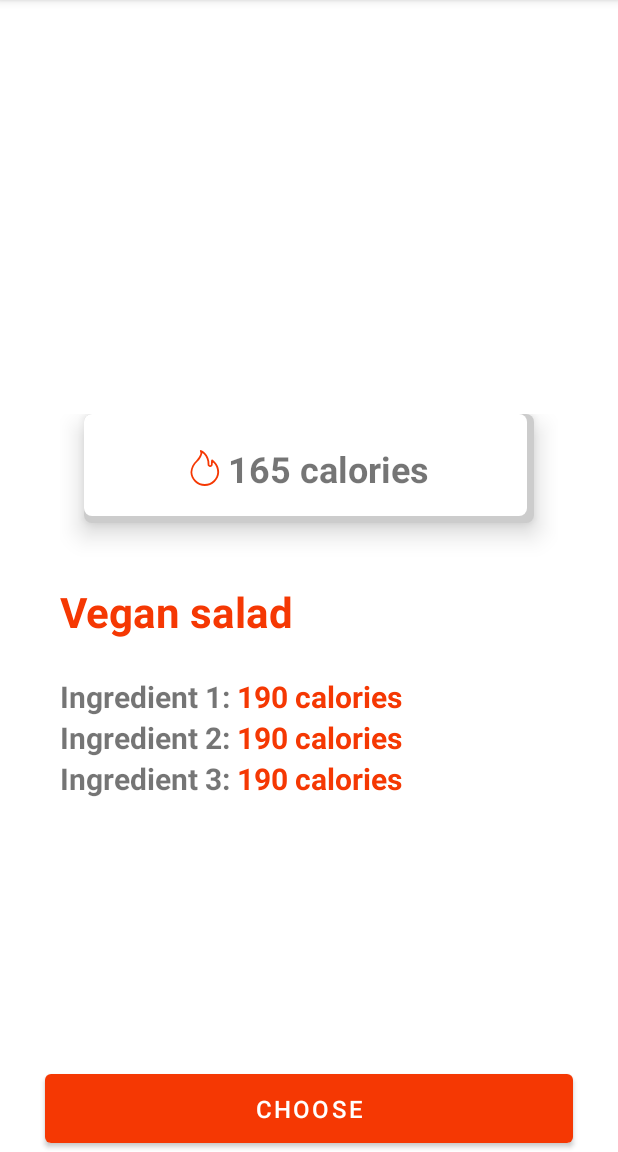
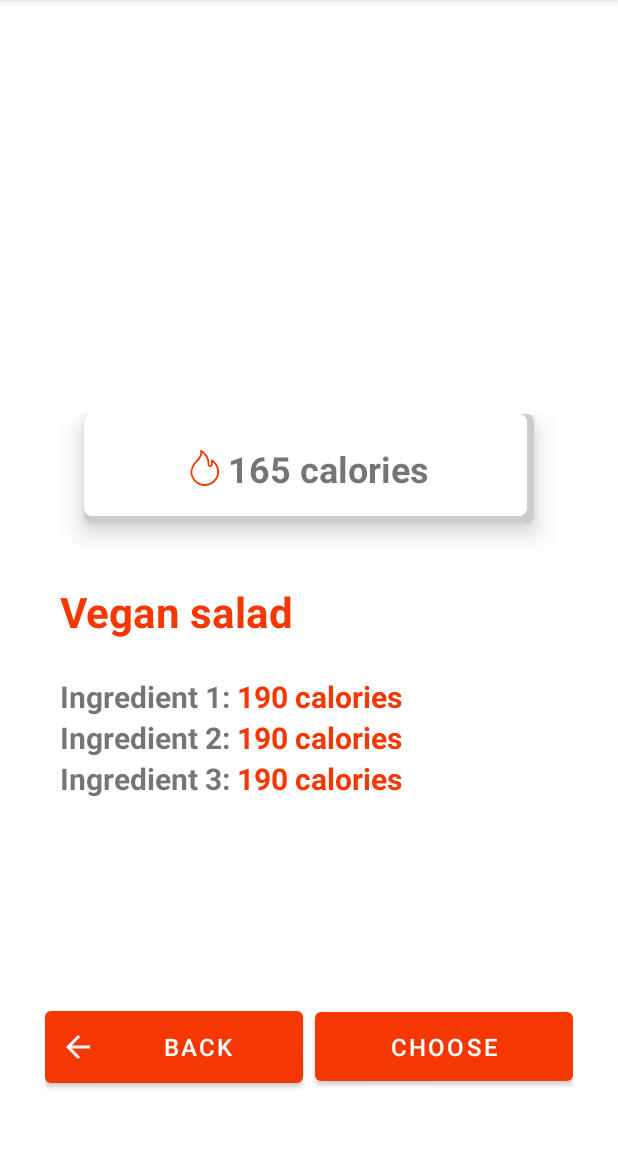
Before and after one commit to b1amage/fitness-app, an Android app: the MealDetailActivity screen opened directly, with no data from a screen before it, on a phone screen of 412 x 824 dp, the part 84-1236 px from its top. Run offline under Robolectric (Android 15) with nearby library versions, the light colour scheme and no system bars; 9 statements that could not run were skipped.

Commit message:
add back btn + refactor code

```diff
--- a/app/src/main/java/com/example/fitnessapp/activity/MainActivity.java
+++ b/app/src/main/java/com/example/fitnessapp/activity/MainActivity.java
@@ -59,7 +59,6 @@ public class MainActivity extends AppCompatActivity {
             @Override
             public void onItemClick(AdapterView<?> parent, View view, int position, long id) {
                 Workout workout = (Workout) workoutAdapter.getItem(position);
-                Toast.makeText(MainActivity.this, workout.getCategory(), Toast.LENGTH_LONG).show();
 
                 Intent intent = new Intent(MainActivity.this, WatchActivity.class);
                 intent.putExtra("category", workout.getCategory());
--- a/app/src/main/res/layout/activity_meal_detail.xml
+++ b/app/src/main/res/layout/activity_meal_detail.xml
@@ -146,6 +146,27 @@
 
     </LinearLayout>
 
+    <LinearLayout
+        android:layout_width="match_parent"
+        android:layout_height="wrap_content"
+        android:layout_marginHorizontal="30dp"
+        android:layout_marginBottom="40dp"
+        android:layout_alignParentBottom="true">
+
+        <Button
+            android:layout_width="match_parent"
+            android:layout_height="wrap_content"
+            android:text="Back"
+            android:textSize="16dp"
+            android:paddingHorizontal="10dp"
+            android:paddingVertical="12dp"
+            android:id="@+id/backBtn"
+            android:onClick="onBackBtnClick"
+            android:layout_weight="1"
+            android:layout_marginRight="4dp"
+            android:drawableLeft="@drawable/back"
+            />
+
         <Button
             android:layout_width="match_parent"
             android:layout_height="wrap_content"
@@ -153,10 +174,16 @@
             android:textSize="16dp"
             android:paddingHorizontal="10dp"
             android:paddingVertical="12dp"
-        android:layout_alignParentBottom="true"
             android:id="@+id/chooseMealBtn"
             android:onClick="onChooseMealBtnClick"
-        android:layout_marginHorizontal="30dp" />
+            android:layout_weight="1"
+            android:layout_marginLeft="4dp"
+            />
+
+
+    </LinearLayout>
+
+
 
 
 </RelativeLayout>
```
Also changed, not shown: app/src/main/java/com/example/fitnessapp/activity/MealDetailActivity.java (+10 -8 lines). Lines whose indentation alone changed are shown as unchanged.
